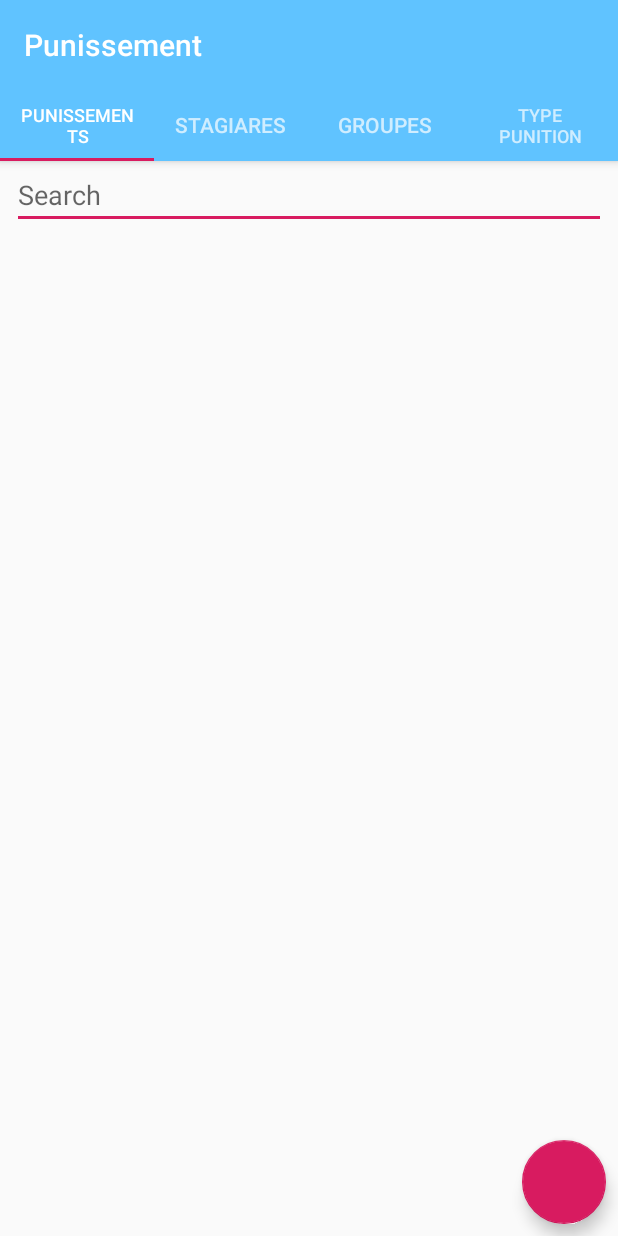
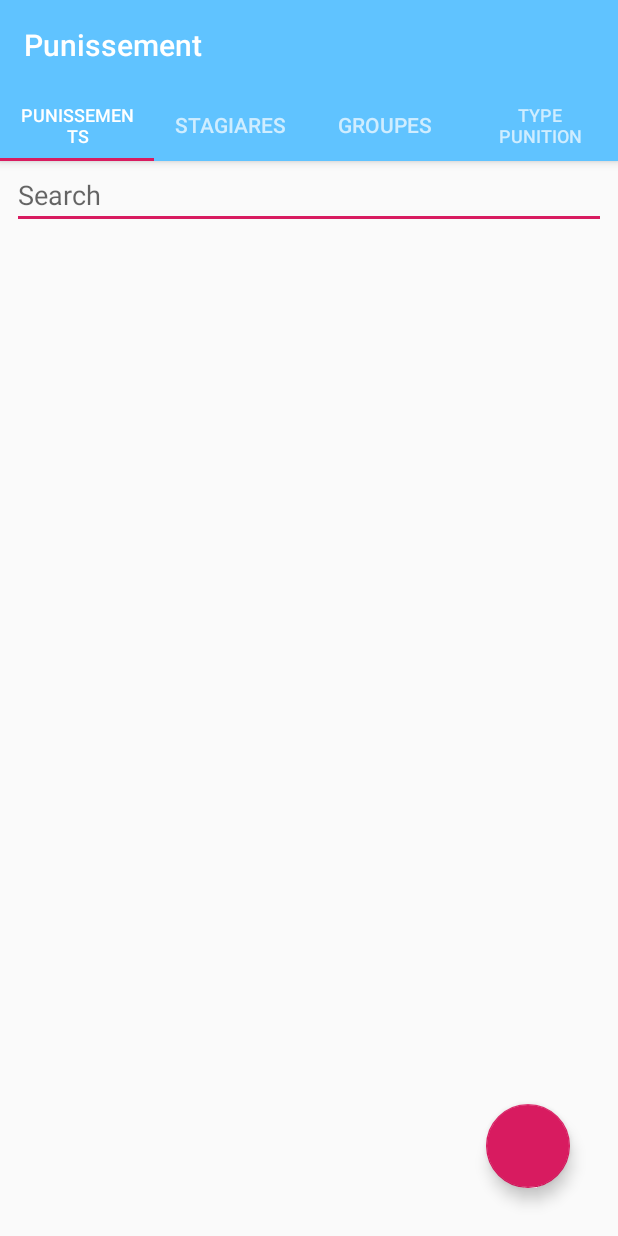
Before and after one commit to Bastienmmc/AppPunissements, an Android app: the screen it shows after launch (AppActivity), on a phone screen of 412 x 824 dp. Run offline under Robolectric (Android 15) with nearby library versions, the phone set to English and light mode, and no system bars; libraries missing offline, so code that uses them is left out: android.arch.core; 1 statement that could not run was skipped.

Commit message:
Bastien 11h03

```diff
--- a/app/src/main/AndroidManifest.xml
+++ b/app/src/main/AndroidManifest.xml
@@ -12,7 +12,7 @@
         android:supportsRtl="true"
         android:theme="@style/AppTheme">
         <activity android:name=".ui.main.screens.CreateActivity"
-            android:parentActivityName=".MainActivity"/>
+            android:parentActivityName=".AppActivity"/>
 
         <activity
             android:name=".AppActivity"
--- a/app/src/main/res/layout/fragment_main.xml
+++ b/app/src/main/res/layout/fragment_main.xml
@@ -39,8 +39,8 @@
         android:id="@+id/fab"
         android:layout_width="wrap_content"
         android:layout_height="wrap_content"
-        android:layout_marginEnd="8dp"
-        android:layout_marginBottom="8dp"
+        android:layout_marginEnd="32dp"
+        android:layout_marginBottom="32dp"
         app:layout_constraintBottom_toBottomOf="parent"
         app:layout_constraintEnd_toEndOf="parent" />
         app:layout_constraintBottom_toBottomOf="parent"
```
Also changed, not shown: app/src/main/java/com/ldnr/punissement/ui/main/screens/CreateActivity.java (+20 -10 lines), app/src/main/java/com/ldnr/punissement/ui/main/screens/DialogSendFragment.java (added, +33 -0 lines).
